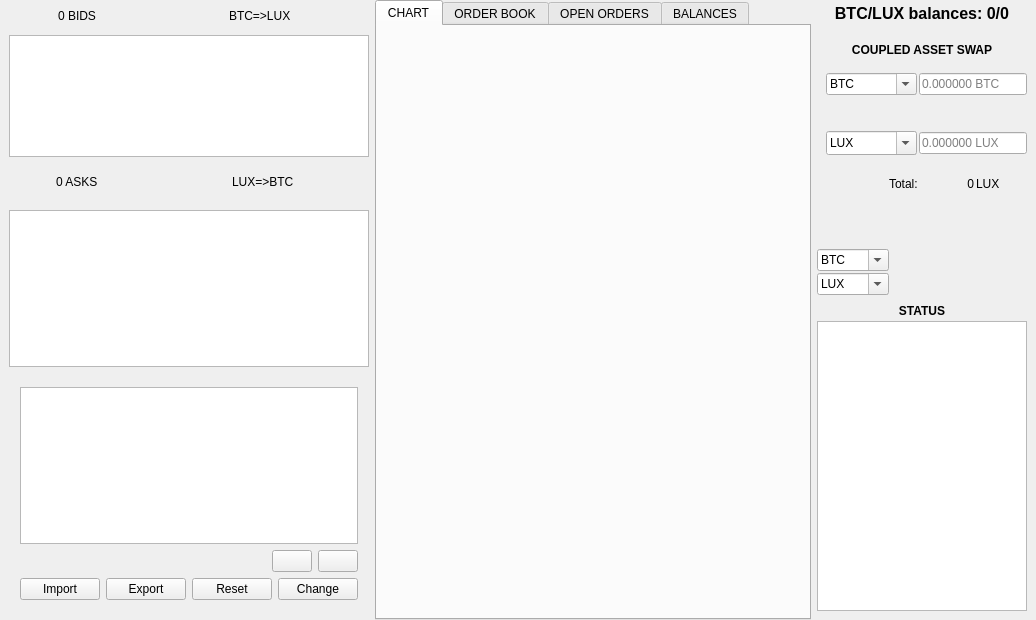
This is src/qt/forms/luxgatedialog.ui in LUX-Core/lux as Qt 5 draws it before an edit. The edited form follows.
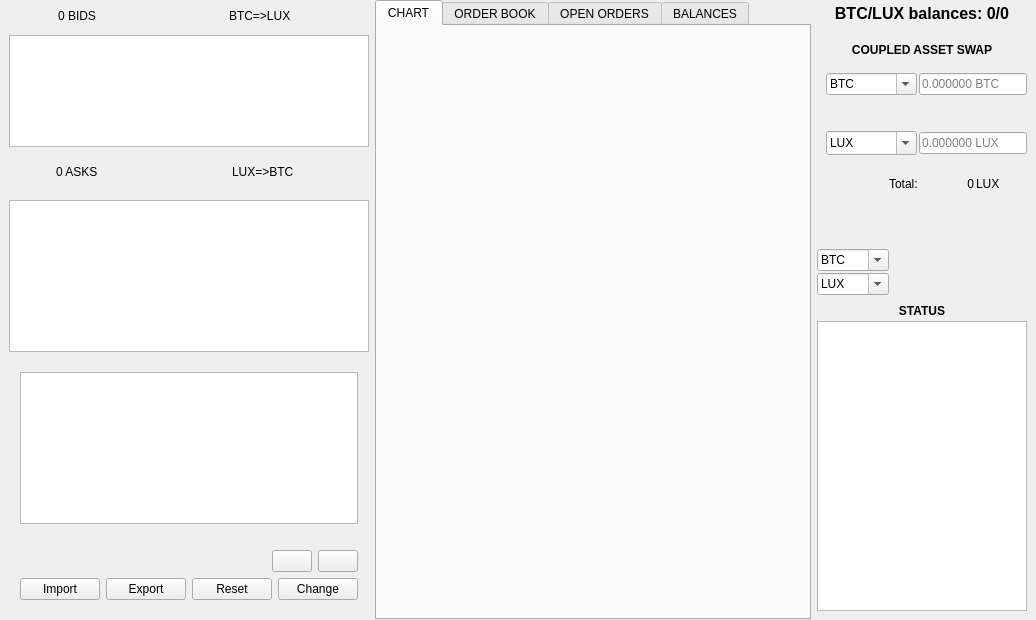
This is the edited form. Icons and pictures are not drawn.

Commit message: Luxgate GUI: add swap support, unical tickers, resize sections, status label

Patch:
```diff
--- a/src/qt/forms/luxgatedialog.ui
+++ b/src/qt/forms/luxgatedialog.ui
@@ -298,6 +298,22 @@
                </property>
               </widget>
              </item>
+             <item>
+              <widget class="QLabel" name="labelConfigStatus">
+               <property name="styleSheet">
+                <string notr="true"/>
+               </property>
+               <property name="text">
+                <string/>
+               </property>
+               <property name="alignment">
+                <set>Qt::AlignCenter</set>
+               </property>
+               <property name="status" stdset="0">
+                <string>error</string>
+               </property>
+              </widget>
+             </item>
              <item>
               <layout class="QHBoxLayout" name="horizontalLayout_6">
                <item>
```
The commit also changes 5 other files.
